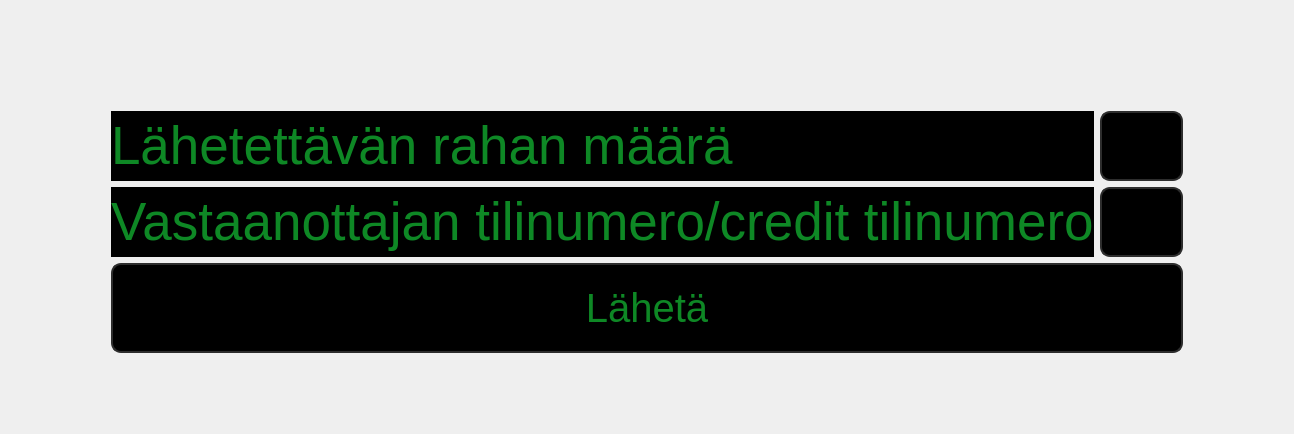
Qt form frontend/moneysend.ui (22kmo-project/group_15) before a commit.
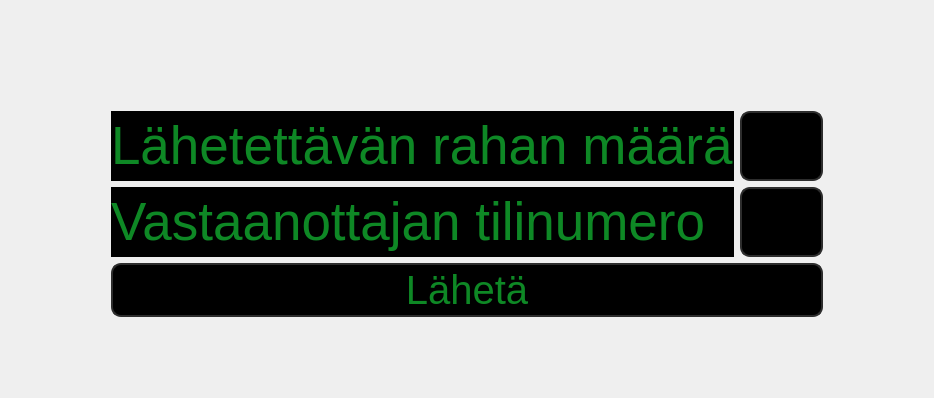
The same form after that commit. Icons and pictures are not drawn.

The edit to the form file:
```diff
--- a/frontend/moneysend.ui
+++ b/frontend/moneysend.ui
@@ -6,8 +6,8 @@
    <rect>
     <x>0</x>
     <y>0</y>
-    <width>992</width>
-    <height>434</height>
+    <width>400</width>
+    <height>300</height>
    </rect>
   </property>
   <property name="windowTitle">
@@ -171,7 +171,7 @@
       </font>
      </property>
      <property name="text">
-      <string>Vastaanottajan tilinumero/credit tilinumero</string>
+      <string>Vastaanottajan tilinumero</string>
      </property>
     </widget>
    </item>
```
Left out of the diff: 1 changed line with no effect on the pictures.
